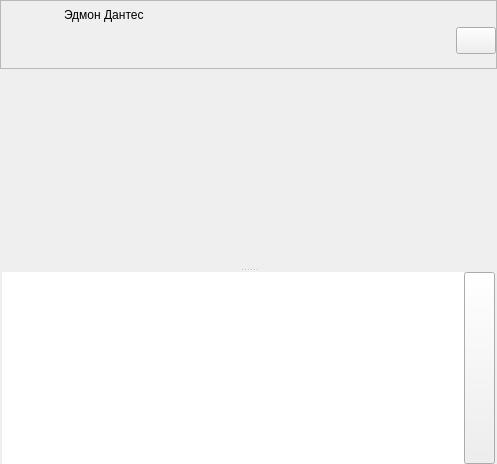
This is src/tools/yastuff/yachatdialog.ui in AlekSi/Jabbin as Qt 5 draws it before an edit. The edited form follows.
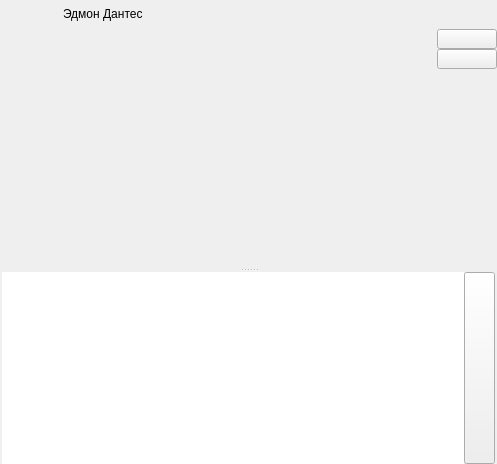
This is the edited form. Custom widgets are drawn as their Qt base class.

```diff
--- a/src/tools/yastuff/yachatdialog.ui
+++ b/src/tools/yastuff/yachatdialog.ui
@@ -33,12 +33,6 @@
        <height>69</height>
       </size>
      </property>
-     <property name="frameShape" >
-      <enum>QFrame::StyledPanel</enum>
-     </property>
-     <property name="frameShadow" >
-      <enum>QFrame::Raised</enum>
-     </property>
      <layout class="QHBoxLayout" >
       <property name="spacing" >
        <number>0</number>
@@ -161,47 +155,65 @@
           </property>
          </spacer>
         </item>
+        <item>
+         <widget class="QPushButton" name="buttonCall" >
+          <property name="sizePolicy" >
+           <sizepolicy vsizetype="Preferred" hsizetype="Preferred" >
+            <horstretch>0</horstretch>
+            <verstretch>1</verstretch>
+           </sizepolicy>
+          </property>
+          <property name="minimumSize" >
+           <size>
+            <width>60</width>
+            <height>20</height>
+           </size>
+          </property>
+          <property name="maximumSize" >
+           <size>
+            <width>75</width>
+            <height>20</height>
+           </size>
+          </property>
+          <property name="cursor" >
+           <cursorShape>PointingHandCursor</cursorShape>
+          </property>
+          <property name="text" >
+           <string/>
+          </property>
+          <property name="flat" >
+           <bool>false</bool>
+          </property>
+         </widget>
+        </item>
         <item>
          <widget class="QPushButton" name="contactToolTipArea" >
           <property name="sizePolicy" >
            <sizepolicy vsizetype="Preferred" hsizetype="Preferred" >
             <horstretch>0</horstretch>
-            <verstretch>0</verstretch>
+            <verstretch>1</verstretch>
            </sizepolicy>
           </property>
           <property name="minimumSize" >
            <size>
-            <width>0</width>
-            <height>27</height>
+            <width>60</width>
+            <height>20</height>
            </size>
           </property>
           <property name="maximumSize" >
            <size>
-            <width>1000</width>
-            <height>27</height>
+            <width>75</width>
+            <height>20</height>
            </size>
           </property>
           <property name="cursor" >
            <cursorShape>PointingHandCursor</cursorShape>
           </property>
+          <property name="flat" >
+           <bool>false</bool>
+          </property>
          </widget>
         </item>
-        <item>
-         <spacer>
-          <property name="orientation" >
-           <enum>Qt::Vertical</enum>
-          </property>
-          <property name="sizeType" >
-           <enum>QSizePolicy::Preferred</enum>
-          </property>
-          <property name="sizeHint" stdset="0" >
-           <size>
-            <width>20</width>
-            <height>14</height>
-           </size>
-          </property>
-         </spacer>
-        </item>
        </layout>
       </item>
      </layout>
```
